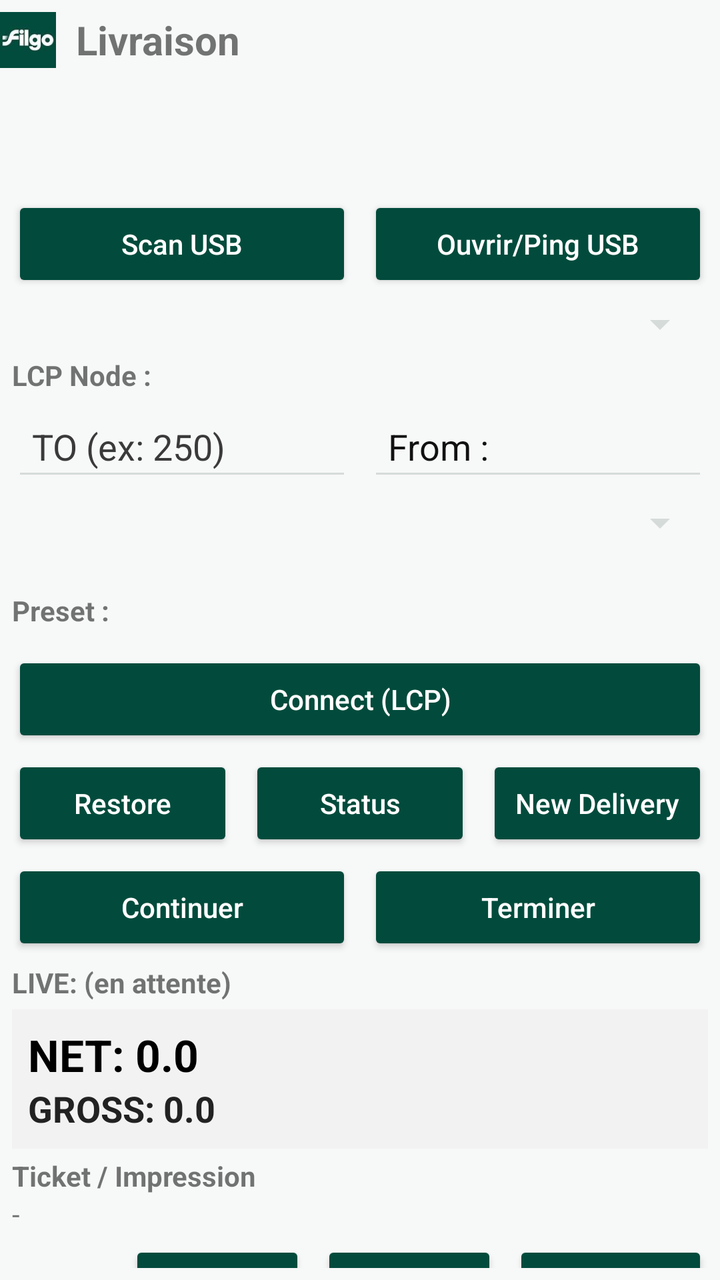
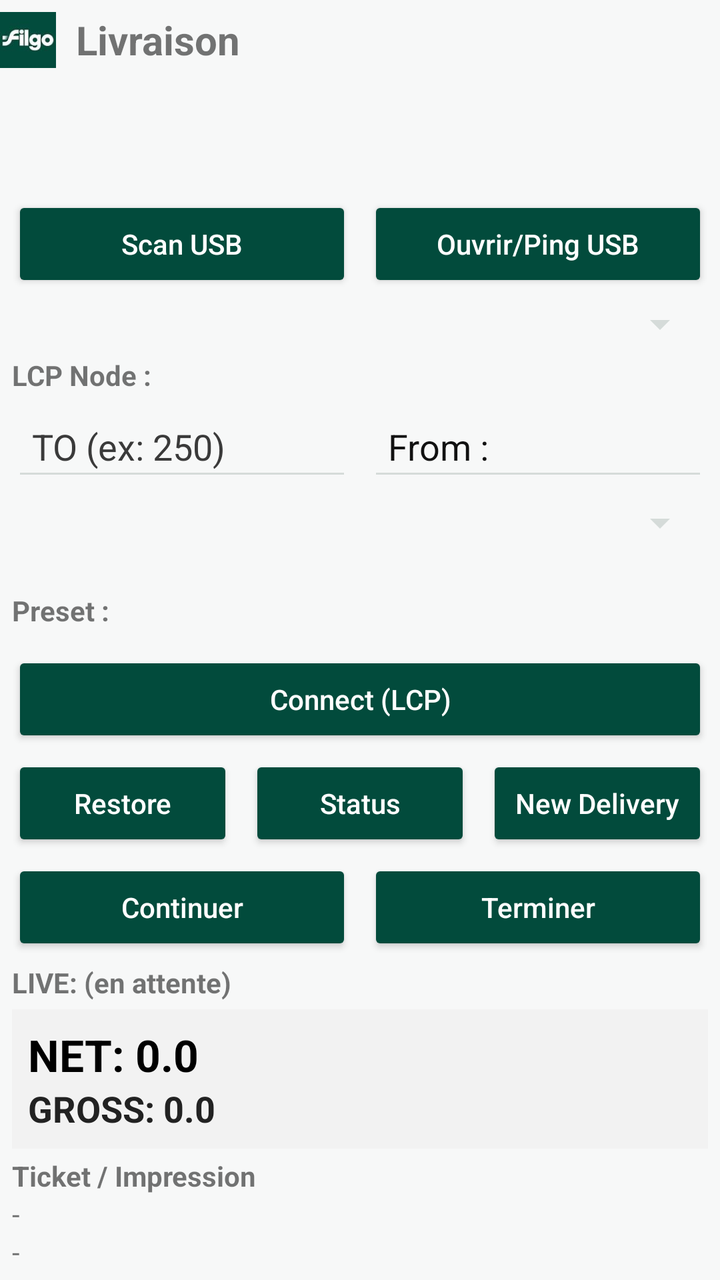

An Android layout rendered at two revisions. The XML below is the earlier revision; the diff shows what the commit changed to produce the second picture.
<!-- AndroidManifest.xml: application theme Theme.LcrFilgoEnergie -->
<!-- res/layout/activity_main.xml -->
<LinearLayout xmlns:android="http://schemas.android.com/apk/res/android"
    xmlns:app="http://schemas.android.com/apk/res-auto" 
    android:id="@+id/rootTabs"
    android:layout_width="match_parent"
    android:layout_height="match_parent"
    android:orientation="vertical">
        
        <LinearLayout
                android:id="@+id/headerFilgo"
                android:layout_width="match_parent"
                android:layout_height="wrap_content"
                android:orientation="horizontal"
                android:gravity="center_vertical"
                android:paddingTop="6dp"
                android:paddingBottom="6dp">

            <ImageView
                android:id="@+id/imgFilgo"
                android:layout_width="28dp"
                android:layout_height="28dp"
                android:src="@mipmap/logoenergie1"
                android:contentDescription="Filgo"
                android:scaleType="fitCenter" />

            <TextView
                android:id="@+id/txtHeaderLivraison"
                android:layout_width="wrap_content"
                android:layout_height="wrap_content"
                android:layout_marginStart="10dp"
                android:text="Livraison"
                android:textStyle="bold"
                android:textSize="20sp" />

        </LinearLayout>

    
    <com.google.android.material.tabs.TabLayout
        android:id="@+id/tabLayout"
        android:layout_width="match_parent"
        android:layout_height="wrap_content"
        app:tabMode="fixed"
        app:tabGravity="fill" />

    
    <LinearLayout
        android:id="@+id/pageMain"
        android:layout_width="match_parent"
        android:layout_height="match_parent"
        android:orientation="vertical">

        
        <LinearLayout
            android:id="@+id/root"
            android:layout_width="match_parent"
            android:layout_height="match_parent"
            android:orientation="vertical"
            android:padding="6dp">


            
            <LinearLayout
                android:layout_width="match_parent"
                android:layout_height="wrap_content"
                android:orientation="horizontal"
                android:layout_marginTop="4dp">

                <Button
                    android:id="@+id/btnScanUsb"
                    android:layout_width="0dp"
                    android:layout_height="wrap_content"
                    android:layout_weight="1"
                    android:text="Scan USB" />

                <Button
                    android:id="@+id/btnPingUsb"
                    android:layout_width="0dp"
                    android:layout_height="wrap_content"
                    android:layout_weight="1"
                    android:layout_marginStart="8dp"
                    android:text="Ouvrir/Ping USB" />
            </LinearLayout>

            <Spinner
                android:id="@+id/spnUsbDevices"
                android:layout_width="match_parent"
                android:layout_height="wrap_content"
                android:layout_marginTop="4dp" />

            
            <TextView
                android:id="@+id/txtActiveNode"
                android:layout_width="match_parent"
                android:layout_height="wrap_content"
                android:text="LCP Node : "
                android:textStyle="bold"
                android:layout_marginTop="4dp" />
            <LinearLayout
                android:layout_width="match_parent"
                android:layout_height="wrap_content"
                android:orientation="horizontal"
                android:layout_marginTop="4dp">

                <EditText
                    android:id="@+id/edtTo"
                    android:layout_width="0dp"
                    android:layout_height="wrap_content"
                    android:layout_weight="1"
                    android:hint="TO (ex: 250)"
                    android:inputType="number"
                    android:singleLine="true" />

                <EditText
                    android:text="From : "
                    android:id="@+id/edtFrom"
                    android:layout_width="0dp"
                    android:layout_height="wrap_content"
                    android:layout_weight="1"
                    android:layout_marginStart="8dp"
                    android:hint="FROM (ex: 255)"
                    android:inputType="number"
                    android:singleLine="true" />
            </LinearLayout>        

            
            <Spinner
                android:id="@+id/spnProducts"
                android:layout_width="match_parent"
                android:layout_height="wrap_content"
                android:layout_marginTop="4dp" />

            
            <LinearLayout
                android:layout_width="match_parent"
                android:layout_height="wrap_content"
                android:orientation="horizontal"
                android:layout_marginTop="4dp">

                <EditText
                    android:id="@+id/edtProduct"
                    android:layout_width="0dp"
                    android:layout_height="wrap_content"
                    android:layout_weight="1"
                    android:hint="Produit (#)"
                    android:inputType="number"
                    android:singleLine="true" />
            <TextView
                android:id="@+id/txtActiveNode"
                android:layout_width="match_parent"
                android:layout_height="wrap_content"
                android:text="Preset : "
                android:textStyle="bold"
                android:layout_marginTop="4dp" />

                <EditText
                    android:id="@+id/edtPreset"
                    android:layout_width="0dp"
                    android:layout_height="wrap_content"
                    android:layout_weight="1"
                    android:layout_marginStart="8dp"
                    android:hint="Preset"
                    android:inputType="numberDecimal"
                    android:singleLine="true" />
            </LinearLayout>

            
            <Button
                android:id="@+id/btnConnect"
                android:layout_width="match_parent"
                android:layout_height="wrap_content"
                android:text="Connect (LCP)"
                android:layout_marginTop="4dp" />

            
            <LinearLayout
                android:layout_width="match_parent"
                android:layout_height="wrap_content"
                android:orientation="horizontal"
                android:layout_marginTop="4dp">

                <Button
                    android:id="@+id/btnA"
                    android:layout_width="0dp"
                    android:layout_height="wrap_content"
                    android:layout_weight="1"
                    android:text="Restore" />

                <Button
                    android:id="@+id/btnB"
                    android:layout_width="0dp"
                    android:layout_height="wrap_content"
                    android:layout_weight="1"
                    android:layout_marginStart="8dp"
                    android:text="Status" />

                <Button
                    android:id="@+id/btnC"
                    android:layout_width="0dp"
                    android:layout_height="wrap_content"
                    android:layout_weight="1"
                    android:layout_marginStart="8dp"
                    android:text="New Delivery" />
            </LinearLayout>

            
            <LinearLayout
                android:layout_width="match_parent"
                android:layout_height="wrap_content"
                android:orientation="horizontal"
                android:layout_marginTop="4dp">

                <Button
                    android:id="@+id/btnContinue"
                    android:layout_width="0dp"
                    android:layout_height="wrap_content"
                    android:layout_weight="1"
                    android:text="Continuer" />

                <Button
                    android:id="@+id/btnFinish"
                    android:layout_width="0dp"
                    android:layout_height="wrap_content"
                    android:layout_weight="1"
                    android:layout_marginStart="8dp"
                    android:text="Terminer" />
            </LinearLayout>

            
            <TextView
                android:id="@+id/txtLive"
                android:layout_width="match_parent"
                android:layout_height="wrap_content"
                android:text="LIVE: (en attente)"
                android:textStyle="bold"
                android:layout_marginTop="4dp" />

            
            <LinearLayout
                android:id="@+id/liveQtyPanel"
                android:layout_width="match_parent"
                android:layout_height="wrap_content"
                android:orientation="vertical"
                android:layout_marginTop="4dp"
                android:padding="8dp"
                android:background="#F2F2F2">

                <TextView
                    android:id="@+id/txtQtyNet"
                    android:layout_width="match_parent"
                    android:layout_height="wrap_content"
                    android:text="NET: 0.0"
                    android:textStyle="bold"
                    android:textSize="22sp"
                    android:textColor="#000000" />

                <TextView
                    android:id="@+id/txtQtyGross"
                    android:layout_width="match_parent"
                    android:layout_height="wrap_content"
                    android:text="GROSS: 0.0"
                    android:textStyle="bold"
                    android:textSize="18sp"
                    android:textColor="#222222" />
            </LinearLayout>

            
            <LinearLayout
                android:layout_width="match_parent"
                android:layout_height="wrap_content"
                android:orientation="vertical"
                android:layout_marginTop="4dp">

                <TextView
                    android:layout_width="match_parent"
                    android:layout_height="wrap_content"
                    android:text="Ticket / Impression"
                    android:textStyle="bold" />

                <TextView
                    android:id="@+id/txtTicketNumber"
                    android:layout_width="match_parent"
                    android:layout_height="wrap_content"
                    android:text="-" />
            </LinearLayout>

            
            <ScrollView
                android:id="@+id/logScroll"
                android:layout_width="match_parent"
                android:layout_height="0dp"
                android:layout_weight="1"
                android:fillViewport="true"
                android:background="#111111">

                <TextView
                    android:id="@+id/txtLog"
                    android:layout_width="match_parent"
                    android:layout_height="wrap_content"
                    android:typeface="monospace"
                    android:textIsSelectable="true"
                    android:textSize="12sp"
                    android:textColor="#00FF00"
                    android:padding="6dp" />
            </ScrollView>

            
            <LinearLayout
                android:layout_width="match_parent"
                android:layout_height="wrap_content"
                android:orientation="vertical"
                android:layout_marginTop="4dp">

                <LinearLayout
                    android:layout_width="match_parent"
                    android:layout_height="wrap_content"
                    android:orientation="horizontal"
                    android:gravity="end">

                    <Button
                        android:id="@+id/btnClearLog"
                        android:layout_width="wrap_content"
                        android:layout_height="wrap_content"
                        android:text="Clear log" />

                    <Button
                        android:id="@+id/btnCopyLog"
                        android:layout_width="wrap_content"
                        android:layout_height="wrap_content"
                        android:layout_marginStart="8dp"
                        android:text="Copy log" />

                    <Button
                        android:id="@+id/btnScrollDown"
                        android:layout_width="wrap_content"
                        android:layout_height="wrap_content"
                        android:layout_marginStart="8dp"
                        android:text="Scroll down" />
                </LinearLayout>

                <LinearLayout
                    android:layout_width="match_parent"
                    android:layout_height="wrap_content"
                    android:orientation="horizontal"
                    android:layout_marginTop="2dp">

                    <CheckBox
                        android:id="@+id/cbTxRx"
                        android:layout_width="wrap_content"
                        android:layout_height="wrap_content"
                        android:text="Afficher TX / RX"
                        android:checked="false"
                        android:minHeight="0dp"
                        android:paddingTop="0dp"
                        android:paddingBottom="0dp"/>

                    <CheckBox
                        android:id="@+id/cbLogTs"
                        android:layout_width="wrap_content"
                        android:layout_height="wrap_content"
                        android:layout_marginStart="12dp"
                        android:text="Timestamps UI + IO + API"
                        android:checked="false"
                        android:minHeight="0dp"
                        android:paddingTop="0dp"
                        android:paddingBottom="0dp"/>
                </LinearLayout>
            </LinearLayout>

        </LinearLayout>
        

    </LinearLayout>

    
    <LinearLayout
        android:id="@+id/pageApiFace"
        android:layout_width="match_parent"
        android:layout_height="match_parent"
        android:orientation="vertical"
        android:visibility="gone">

        
        <Button
 android:id="@+id/btnDbBackup"
 android:layout_width="match_parent"
 android:layout_height="wrap_content"
 android:text="Backup DB (Downloads)"
 android:layout_margin="8dp" />

 <include layout="@layout/fragment_api_face" />
    </LinearLayout>

</LinearLayout>
<!-- res/layout/fragment_api_face.xml (included above) -->
<LinearLayout xmlns:android="http://schemas.android.com/apk/res/android"
    android:id="@+id/apiFaceRoot"
    android:layout_width="match_parent"
    android:layout_height="match_parent"
    android:orientation="vertical"
    android:padding="12dp">

    <TextView
        android:id="@+id/txtApiTitle"
        android:layout_width="match_parent"
        android:layout_height="wrap_content"
        android:text="API-FACE"
        android:textStyle="bold"
        android:textSize="20sp"/>

    <TextView
        android:id="@+id/txtApiStatus"
        android:layout_width="match_parent"
        android:layout_height="wrap_content"
        android:text="Status: STOPPED"
        android:textStyle="bold"
        android:paddingTop="6dp"/>

    <TextView
        android:id="@+id/txtApiUrl"
        android:layout_width="match_parent"
        android:layout_height="wrap_content"
        android:text="http://127.0.0.1:8765"
        android:textIsSelectable="true"
        android:paddingTop="4dp"/>

    <LinearLayout
        android:layout_width="match_parent"
        android:layout_height="wrap_content"
        android:orientation="horizontal"
        android:paddingTop="10dp">

        <Button
            android:id="@+id/btnApiStart"
            android:layout_width="0dp"
            android:layout_height="wrap_content"
            android:layout_weight="1"
            android:text="Start API"/>

        <Button
            android:id="@+id/btnApiStop"
            android:layout_width="0dp"
            android:layout_height="wrap_content"
            android:layout_weight="1"
            android:layout_marginStart="8dp"
            android:text="Stop API"/>

    </LinearLayout>

    <TextView
        android:id="@+id/txtApiHowTo"
        android:layout_width="match_parent"
        android:layout_height="wrap_content"
        android:paddingTop="10dp"
        android:text="Workflow attendu:\n1) GET /v1/usb/scan\n2) POST /v1/usb/open-ping\n3) POST /v1/lcp/connect (next=C ou A)\n4a) POST /v1/delivery/oneshot/start (nouveau)\n4b) POST /v1/delivery/C (legacy)\n5) GET /v1/delivery/job/{jobId}\n6) POST /v1/delivery/job/continue (nouveau)\n7) POST /v1/delivery/job/terminate (nouveau)\n\nRègles:\n- Start API refusé si pas de controller (pas de Connect LCP)\n- API locale seulement (127.0.0.1)"
        android:textSize="13sp"/>

</LinearLayout>
<!-- resources referenced by this layout -->
<resources>
  <!-- mipmap logoenergie1: png bitmap (mipmap-hdpi, 8273 bytes) -->
  <style name="Theme.LcrFilgoEnergie" parent="Theme.AppCompat.Light.NoActionBar">
  
          
          <item name="colorPrimary">@color/filgo_green</item>
          <item name="colorPrimaryDark">@color/filgo_green_dark</item>
          <item name="colorAccent">@color/filgo_green_light</item>
  
          
          <item name="colorControlNormal">@color/outline</item>
          <item name="colorControlActivated">@color/outline_focus</item>
  
          
          <item name="android:windowBackground">@color/bg_app</item>
  
          
          <item name="buttonStyle">@style/FilgoButton</item>
          <item name="editTextStyle">@style/FilgoEditText</item>
  
      </style>
  <color name="filgo_green">#024B3C</color>
  <color name="filgo_green_dark">#01372C</color>
  <color name="filgo_green_light">#0B6B55</color>
  <color name="outline">#D5DBD9</color>
  <color name="outline_focus">@color/filgo_green</color>
  <color name="bg_app">#F7F8F8</color>
  <style name="FilgoButton" parent="Widget.AppCompat.Button">
          <item name="android:backgroundTint">@color/btn_primary_bg</item>
          <item name="android:textColor">@color/btn_primary_text</item>
          <item name="android:textAllCaps">false</item>
      </style>
  <style name="FilgoEditText" parent="Widget.AppCompat.EditText">
          <item name="android:textColor">@color/text_primary</item>
          <item name="android:textColorHint">@color/text_secondary</item>
          <item name="android:padding">10dp</item>
      </style>
  <color name="btn_primary_bg">@color/filgo_green</color>
  <color name="btn_primary_text">@color/text_on_green</color>
  <color name="text_primary">#111111</color>
  <color name="text_secondary">#3A3A3A</color>
  <color name="text_on_green">#FFFFFF</color>
</resources>

<!-- the commit's change to res/layout/activity_main.xml (unified diff, before → after) -->
@@ -1,37 +1,37 @@
 <LinearLayout xmlns:android="http://schemas.android.com/apk/res/android"
-    xmlns:app="http://schemas.android.com/apk/res-auto" 
+    xmlns:app="http://schemas.android.com/apk/res-auto"
     android:id="@+id/rootTabs"
     android:layout_width="match_parent"
     android:layout_height="match_parent"
     android:orientation="vertical">
-        
-        <LinearLayout
-                android:id="@+id/headerFilgo"
-                android:layout_width="match_parent"
-                android:layout_height="wrap_content"
-                android:orientation="horizontal"
-                android:gravity="center_vertical"
-                android:paddingTop="6dp"
-                android:paddingBottom="6dp">
-
-            <ImageView
-                android:id="@+id/imgFilgo"
-                android:layout_width="28dp"
-                android:layout_height="28dp"
-                android:src="@mipmap/logoenergie1"
-                android:contentDescription="Filgo"
-                android:scaleType="fitCenter" />
-
-            <TextView
-                android:id="@+id/txtHeaderLivraison"
-                android:layout_width="wrap_content"
-                android:layout_height="wrap_content"
-                android:layout_marginStart="10dp"
-                android:text="Livraison"
-                android:textStyle="bold"
-                android:textSize="20sp" />
-
-        </LinearLayout>
+
+    
+    <LinearLayout
+        android:id="@+id/headerFilgo"
+        android:layout_width="match_parent"
+        android:layout_height="wrap_content"
+        android:orientation="horizontal"
+        android:gravity="center_vertical"
+        android:paddingTop="6dp"
+        android:paddingBottom="6dp">
+
+        <ImageView
+            android:id="@+id/imgFilgo"
+            android:layout_width="28dp"
+            android:layout_height="28dp"
+            android:src="@mipmap/logoenergie1"
+            android:contentDescription="Filgo"
+            android:scaleType="fitCenter" />
+
+        <TextView
+            android:id="@+id/txtHeaderLivraison"
+            android:layout_width="wrap_content"
+            android:layout_height="wrap_content"
+            android:layout_marginStart="10dp"
+            android:text="Livraison"
+            android:textStyle="bold"
+            android:textSize="20sp" />
+    </LinearLayout>
 
     
     <com.google.android.material.tabs.TabLayout
@@ -56,7 +56,6 @@
             android:orientation="vertical"
             android:padding="6dp">
 
-
             
             <LinearLayout
                 android:layout_width="match_parent"
@@ -94,6 +93,7 @@
                 android:text="LCP Node : "
                 android:textStyle="bold"
                 android:layout_marginTop="4dp" />
+
             <LinearLayout
                 android:layout_width="match_parent"
                 android:layout_height="wrap_content"
@@ -119,7 +119,7 @@
                     android:hint="FROM (ex: 255)"
                     android:inputType="number"
                     android:singleLine="true" />
-            </LinearLayout>        
+            </LinearLayout>
 
             
             <Spinner
@@ -143,13 +143,14 @@
                     android:hint="Produit (#)"
                     android:inputType="number"
                     android:singleLine="true" />
-            <TextView
-                android:id="@+id/txtActiveNode"
-                android:layout_width="match_parent"
-                android:layout_height="wrap_content"
-                android:text="Preset : "
-                android:textStyle="bold"
-                android:layout_marginTop="4dp" />
+
+                <TextView
+                    android:id="@+id/txtActiveNode"
+                    android:layout_width="match_parent"
+                    android:layout_height="wrap_content"
+                    android:text="Preset : "
+                    android:textStyle="bold"
+                    android:layout_marginTop="4dp" />
 
                 <EditText
                     android:id="@+id/edtPreset"
@@ -277,6 +278,13 @@
 
                 <TextView
                     android:id="@+id/txtTicketNumber"
+                    android:layout_width="match_parent"
+                    android:layout_height="wrap_content"
+                    android:text="-" />
+
+                
+                <TextView
+                    android:id="@+id/txtDeliveryUid"
                     android:layout_width="match_parent"
                     android:layout_height="wrap_content"
                     android:text="-" />
@@ -365,30 +373,30 @@
                 </LinearLayout>
             </LinearLayout>
 
+            
         </LinearLayout>
+
         
+        <LinearLayout
+            android:id="@+id/pageApiFace"
+            android:layout_width="match_parent"
+            android:layout_height="match_parent"
+            android:orientation="vertical"
+            android:visibility="gone">
+
+            
+            <Button
+                android:id="@+id/btnDbBackup"
+                android:layout_width="match_parent"
+                android:layout_height="wrap_content"
+                android:text="Backup DB (Downloads)"
+                android:layout_margin="8dp" />
+
+            
+            <include layout="@layout/fragment_api_face" />
+        </LinearLayout>
 
     </LinearLayout>
-
-    
-    <LinearLayout
-        android:id="@+id/pageApiFace"
-        android:layout_width="match_parent"
-        android:layout_height="match_parent"
-        android:orientation="vertical"
-        android:visibility="gone">
-
-        
-        <Button
- android:id="@+id/btnDbBackup"
- android:layout_width="match_parent"
- android:layout_height="wrap_content"
- android:text="Backup DB (Downloads)"
- android:layout_margin="8dp" />
-
- <include layout="@layout/fragment_api_face" />
-    </LinearLayout>
-
 </LinearLayout>
 <!-- res/layout/fragment_api_face.xml (included above) -->
 <LinearLayout xmlns:android="http://schemas.android.com/apk/res/android"
